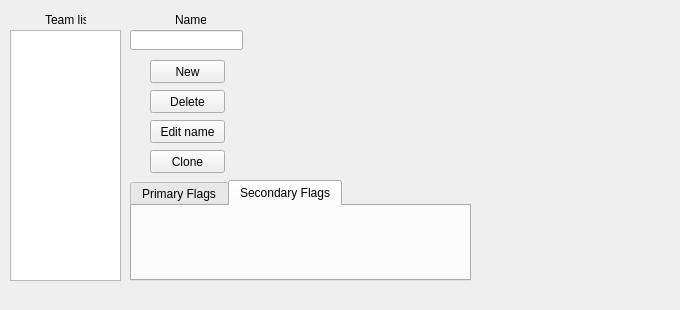
Before: the Qt Designer form src/teamsection.ui in PTapioK/TSWaveMaker, drawn with Qt 5.
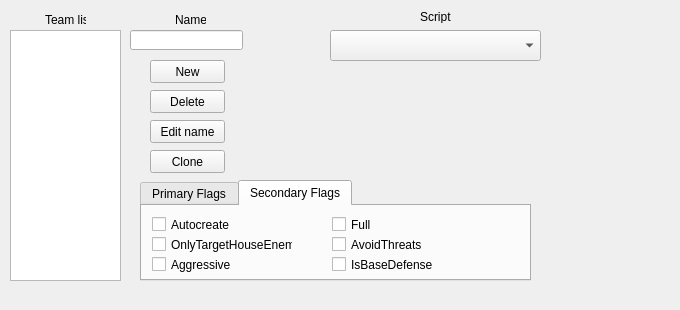
After: the same form once the commit is applied. The open tabs and pages were chosen to show the change.

Commit message: Improved TriggerSection and added more features for TeamSection. Started making ScriptSection.

```diff
--- a/src/teamsection.ui
+++ b/src/teamsection.ui
@@ -139,9 +139,9 @@
    <widget class="QTabWidget" name="tabWidget">
     <property name="geometry">
      <rect>
-      <x>130</x>
+      <x>140</x>
       <y>180</y>
-      <width>341</width>
+      <width>391</width>
       <height>101</height>
      </rect>
     </property>
@@ -196,8 +196,114 @@
      <attribute name="title">
       <string>Secondary Flags</string>
      </attribute>
+     <widget class="QCheckBox" name="isAutocreate">
+      <property name="geometry">
+       <rect>
+        <x>10</x>
+        <y>10</y>
+        <width>81</width>
+        <height>17</height>
+       </rect>
+      </property>
+      <property name="text">
+       <string>Autocreate</string>
+      </property>
+     </widget>
+     <widget class="QCheckBox" name="isOnlyTargetHouseEnemy">
+      <property name="geometry">
+       <rect>
+        <x>10</x>
+        <y>30</y>
+        <width>141</width>
+        <height>17</height>
+       </rect>
+      </property>
+      <property name="text">
+       <string>OnlyTargetHouseEnemy</string>
+      </property>
+     </widget>
+     <widget class="QCheckBox" name="isAggressive">
+      <property name="geometry">
+       <rect>
+        <x>10</x>
+        <y>50</y>
+        <width>81</width>
+        <height>17</height>
+       </rect>
+      </property>
+      <property name="text">
+       <string>Aggressive</string>
+      </property>
+     </widget>
+     <widget class="QCheckBox" name="isFull">
+      <property name="geometry">
+       <rect>
+        <x>190</x>
+        <y>10</y>
+        <width>70</width>
+        <height>17</height>
+       </rect>
+      </property>
+      <property name="text">
+       <string>Full</string>
+      </property>
+     </widget>
+     <widget class="QCheckBox" name="isAvoidThreats">
+      <property name="geometry">
+       <rect>
+        <x>190</x>
+        <y>30</y>
+        <width>101</width>
+        <height>17</height>
+       </rect>
+      </property>
+      <property name="text">
+       <string>AvoidThreats</string>
+      </property>
+     </widget>
+     <widget class="QCheckBox" name="isIsBaseDefense">
+      <property name="geometry">
+       <rect>
+        <x>190</x>
+        <y>50</y>
+        <width>101</width>
+        <height>17</height>
+       </rect>
+      </property>
+      <property name="text">
+       <string>IsBaseDefense</string>
+      </property>
+     </widget>
     </widget>
    </widget>
+   <widget class="QComboBox" name="scriptBox">
+    <property name="geometry">
+     <rect>
+      <x>330</x>
+      <y>30</y>
+      <width>211</width>
+      <height>31</height>
+     </rect>
+    </property>
+    <property name="font">
+     <font>
+      <pointsize>14</pointsize>
+     </font>
+    </property>
+   </widget>
+   <widget class="QLabel" name="label">
+    <property name="geometry">
+     <rect>
+      <x>420</x>
+      <y>10</y>
+      <width>46</width>
+      <height>13</height>
+     </rect>
+    </property>
+    <property name="text">
+     <string>Script</string>
+    </property>
+   </widget>
   </widget>
  </widget>
  <resources/>
```
Left out of the diff: 41 changed lines with no effect on the pictures. The commit also changes 18 other files.
